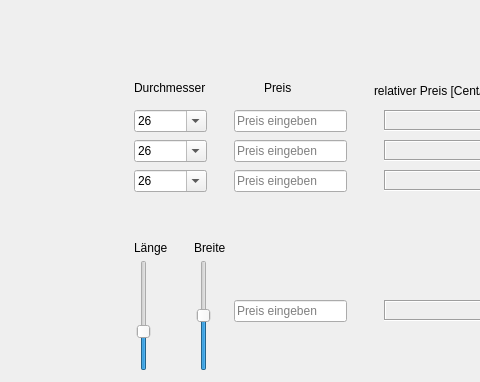
Old version of the form PizzaCalculator.ui in the repository kretschmer1982/PizzaCalculator; both pictures show x 116 to 596 and y 0 to 382 of the 1069 by 600 pixel window.
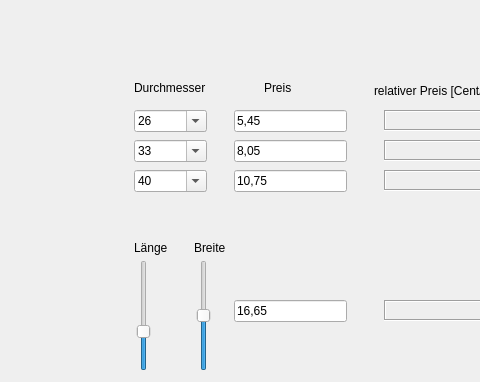
New version of the form. Icons and pictures are not drawn.

Commit message: calculation of all relaticve prices

What changed in the file:
```diff
--- a/PizzaCalculator.ui
+++ b/PizzaCalculator.ui
@@ -77,6 +77,9 @@
     <property name="inputMethodHints">
      <set>Qt::ImhFormattedNumbersOnly</set>
     </property>
+    <property name="text">
+     <string>5,45</string>
+    </property>
     <property name="placeholderText">
      <string>Preis eingeben</string>
     </property>
@@ -173,6 +176,9 @@
     <property name="inputMethodHints">
      <set>Qt::ImhFormattedNumbersOnly</set>
     </property>
+    <property name="text">
+     <string>8,05</string>
+    </property>
     <property name="placeholderText">
      <string>Preis eingeben</string>
     </property>
@@ -215,7 +221,7 @@
      <string>33</string>
     </property>
     <property name="currentIndex">
-     <number>0</number>
+     <number>1</number>
     </property>
     <item>
      <property name="text">
@@ -276,7 +282,7 @@
      <string>40</string>
     </property>
     <property name="currentIndex">
-     <number>0</number>
+     <number>2</number>
     </property>
     <item>
      <property name="text">
@@ -314,6 +320,9 @@
     <property name="inputMethodHints">
      <set>Qt::ImhFormattedNumbersOnly</set>
     </property>
+    <property name="text">
+     <string>10,75</string>
+    </property>
     <property name="placeholderText">
      <string>Preis eingeben</string>
     </property>
@@ -501,6 +510,9 @@
     <property name="inputMethodHints">
      <set>Qt::ImhFormattedNumbersOnly</set>
     </property>
+    <property name="text">
+     <string>16,65</string>
+    </property>
     <property name="placeholderText">
      <string>Preis eingeben</string>
     </property>
```
Left out of the diff: 42 changed lines with no effect on the pictures. The commit also changes 2 other files.
